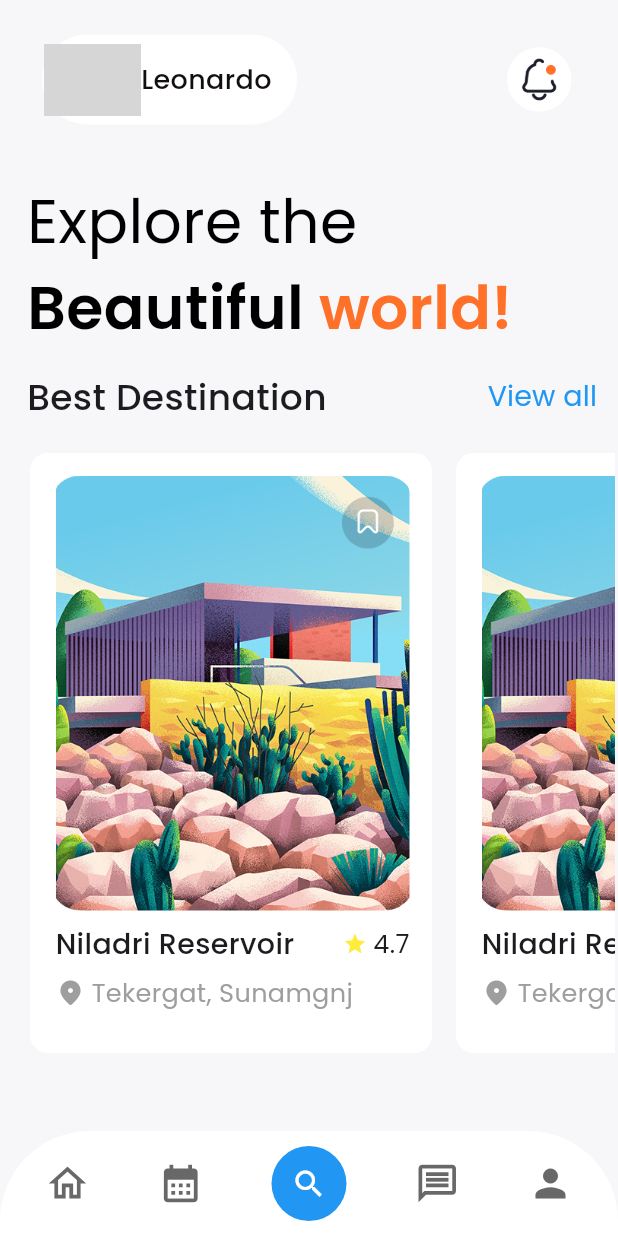
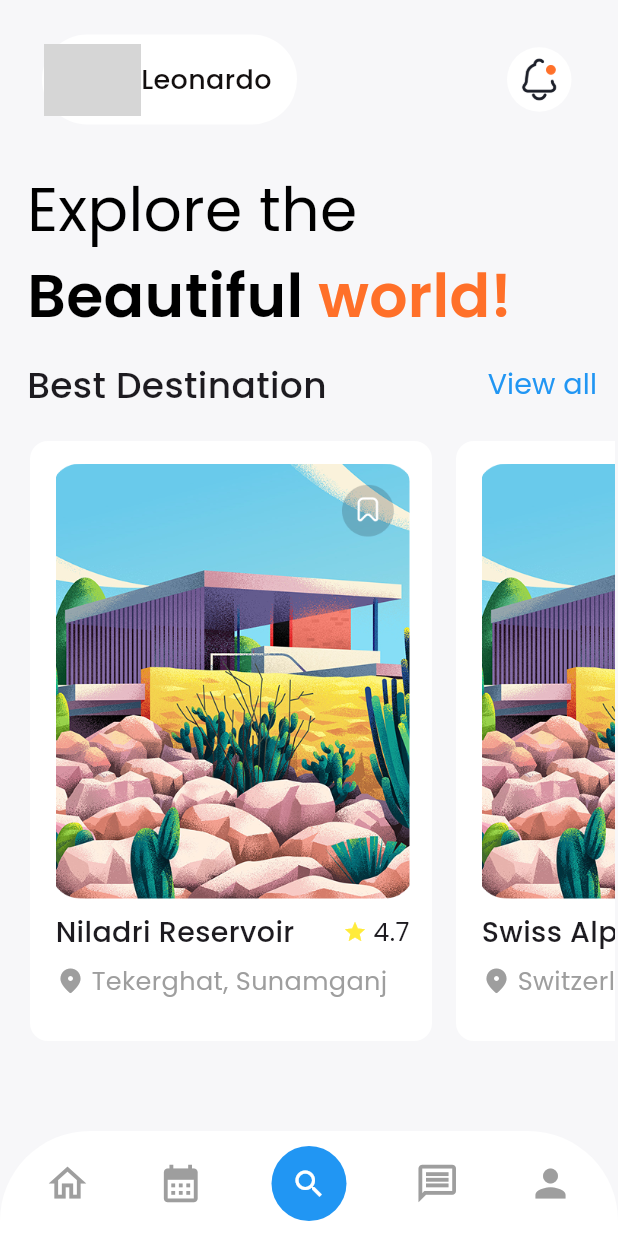
Before and after one commit to C2W-Flutter6/Apps_UI, a Flutter app: the screen it shows after launch, on a phone screen of 412 x 824 dp. Run offline on Flutter 3.47's test engine with Material 3 defaults, Android fonts, the phone set to English and light mode, and no system bars; our stand-ins replace google_fonts; grey boxes are pictures that could not be loaded.

Commit message:
Destination Card changes

```diff
--- a/travelapp_ui/lib/home_page.dart
+++ b/travelapp_ui/lib/home_page.dart
@@ -1,5 +1,7 @@
 import 'package:flutter/material.dart';
 import 'package:google_fonts/google_fonts.dart';
+import 'package:travelapp_ui/model/destinationCard_homePage.dart'; // ✅ Import Model
+import 'package:travelapp_ui/view/destination_card.dart'; // ✅ Import Widget
 
 class HomePage extends StatefulWidget {
   const HomePage({super.key});
@@ -9,6 +11,12 @@ class HomePage extends StatefulWidget {
 }
 
 class _HomePageState extends State<HomePage> {
+  final List<Destination> destinations = [
+    Destination(title: "Niladri Reservoir", location: "Tekerghat, Sunamganj"),
+    Destination(title: "Swiss Alps", location: "Switzerland"),
+    Destination(title: "Goa", location: "India"),
+  ];
+
   @override
   Widget build(BuildContext context) {
     return SafeArea(
@@ -18,13 +26,13 @@ class _HomePageState extends State<HomePage> {
           child: Column(
             crossAxisAlignment: CrossAxisAlignment.start,
             children: [
-              // Custom AppBar Row
+              // Profile & Notification Bar
               Padding(
                 padding: EdgeInsets.only(
                   left: 8,
                   right: 5,
                   top: 23,
-                  bottom: 14,
+                  bottom: 10,
                 ),
 
                 //Profile and bell icon
@@ -82,20 +90,18 @@ class _HomePageState extends State<HomePage> {
                 ),
               ),
 
-              // Body content (expands to take remaining space)
+              // Explore Section
               Padding(
                 padding: const EdgeInsets.only(
                   left: 18,
                   right: 2,
-                  top: 22,
+                  top: 18,
                   bottom: 24,
                 ),
-
                 child: Column(
                   crossAxisAlignment: CrossAxisAlignment.start,
                   children: [
                     Text.rich(
-                      //Explore the
                       TextSpan(
                         text: "Explore the \n",
                         style: GoogleFonts.poppins(
@@ -104,25 +110,19 @@ class _HomePageState extends State<HomePage> {
                           fontSize: 40,
                         ),
                         children: [
-                          //Beautiful
                           TextSpan(
                             text: "Beautiful ",
                             style: GoogleFonts.poppins(
                               fontWeight: FontWeight.w600,
                               color: Colors.black,
-                              letterSpacing: 0.3,
-
                               fontSize: 40,
                             ),
                           ),
-
-                          //World
                           TextSpan(
                             text: "world!",
                             style: GoogleFonts.poppins(
                               fontWeight: FontWeight.w600,
                               color: Color.fromRGBO(255, 112, 41, 1),
-
                               fontSize: 40,
                             ),
                           ),
@@ -130,7 +130,8 @@ class _HomePageState extends State<HomePage> {
                       ),
                     ),
                     SizedBox(height: 7),
-                    //BEST DESTINATION ROW
+
+                    // Best Destination Row
                     Row(
                       mainAxisAlignment: MainAxisAlignment.spaceBetween,
                       children: [
@@ -156,20 +157,19 @@ class _HomePageState extends State<HomePage> {
                     ),
 
                     SizedBox(height: 4),
-                    //LISTVIEW
+
+                    // Destination ListView
                     Container(
                       height: 420,
                       width: double.infinity,
-
                       child: ListView.builder(
-                        itemCount: 5,
+                        itemCount: destinations.length,
                         scrollDirection: Axis.horizontal,
-                        //reverse: true,
                         itemBuilder: (context, index) {
+                          final destination = destinations[index];
                           return Container(
                             height: 384,
                             width: 268,
-
                             decoration: BoxDecoration(
                               color: Colors.white,
                               borderRadius: BorderRadius.all(
@@ -183,7 +183,11 @@ class _HomePageState extends State<HomePage> {
                               top: 10,
                               bottom: 10,
                             ),
-                            child: DestinationCard(),
+                            child: DestinationCard(
+                              title: destination.title, // ✅ Pass correct data
+                              location:
+                                  destination.location, // ✅ Pass correct data
+                            ),
                           );
                         },
                       ),
@@ -194,6 +198,8 @@ class _HomePageState extends State<HomePage> {
             ],
           ),
         ),
+
+        // Bottom Navigation Bar
         bottomNavigationBar: Container(
           height: 70,
           decoration: BoxDecoration(
@@ -204,22 +210,9 @@ class _HomePageState extends State<HomePage> {
           child: Row(
             mainAxisAlignment: MainAxisAlignment.spaceBetween,
             children: [
-              GestureDetector(
-                child: Icon(
-                  Icons.home_outlined,
-                  size: 30,
-                  color: const Color.fromARGB(255, 105, 104, 104),
-                ),
-              ),
-              GestureDetector(
-                child: Icon(
-                  Icons.calendar_month,
-                  size: 30,
-                  color: const Color.fromARGB(255, 105, 104, 104),
-                ),
-              ),
-              GestureDetector(
-                child: Container(
+              Icon(Icons.home_outlined, size: 30, color: Colors.grey),
+              Icon(Icons.calendar_month, size: 30, color: Colors.grey),
+              Container(
                 width: 50,
                 height: 50,
                 decoration: BoxDecoration(
@@ -228,22 +221,8 @@ class _HomePageState extends State<HomePage> {
                 ),
                 child: Icon(Icons.search, color: Colors.white),
               ),
-              ),
-              GestureDetector(
-                child: Icon(
-                  Icons.message_outlined,
-                  size: 30,
-                  color: const Color.fromARGB(255, 105, 104, 104),
-                ),
-              ),
-              GestureDetector(
-                onTap: () {},
-                child: Icon(
-                  Icons.person,
-                  size: 30,
-                  color: const Color.fromARGB(255, 105, 104, 104),
-                ),
-              ),
+              Icon(Icons.message_outlined, size: 30, color: Colors.grey),
+              Icon(Icons.person, size: 30, color: Colors.grey),
             ],
           ),
         ),
@@ -251,66 +230,3 @@ class _HomePageState extends State<HomePage> {
     );
   }
 }
-
-class DestinationCard extends StatelessWidget {
-  @override
-  Widget build(BuildContext context) {
-    return Padding(
-      padding: const EdgeInsets.only(top: 8, bottom: 12, left: 10, right: 8),
-      child: Column(
-        crossAxisAlignment: CrossAxisAlignment.start,
-        children: [
-          ClipRRect(
-            borderRadius: BorderRadius.vertical(top: Radius.circular(12)),
-            child: Image.asset(
-              'assets/hp_destination_img.png',
-              width: 240,
-              height: 290, // Set a height to avoid layout issues
-              fit: BoxFit.cover,
-            ),
-          ),
-          SizedBox(height: 9),
-          Column(
-            children: [
-              Row(
-                children: [
-                  Expanded(
-                    child: Text(
-                      'Niladri Reservoir',
-                      style: GoogleFonts.poppins(
-                        fontSize: 19,
-                        fontWeight: FontWeight.w500,
-                      ),
-                    ),
-                  ),
-                  Icon(Icons.star, size: 16, color: Colors.yellow),
-                  SizedBox(width: 4),
-                  Text(
-                    '4.7',
-                    style: GoogleFonts.poppins(
-                      fontSize: 17,
-                      fontWeight: FontWeight.w400,
-                    ),
-                  ),
-                ],
-              ),
-            ],
-          ),
-          SizedBox(height: 7), // Adds spacing
-          Row(
-            children: [
-              Icon(Icons.location_on_rounded, size: 20, color: Colors.grey),
-              SizedBox(width: 4),
-              Expanded(
-                child: Text(
-                  'Tekergat, Sunamgnj',
-                  style: GoogleFonts.poppins(color: Colors.grey, fontSize: 17),
-                ),
-              ),
-            ],
-          ),
-        ],
-      ),
-    );
-  }
-}
--- /dev/null
+++ b/travelapp_ui/lib/model/destinationCard_homePage.dart
@@ -0,0 +1,6 @@
+class Destination {
+  final String title;
+  final String location;
+
+  Destination({required this.title, required this.location});
+}
--- /dev/null
+++ b/travelapp_ui/lib/view/destination_card.dart
@@ -0,0 +1,70 @@
+import 'package:flutter/material.dart';
+import 'package:google_fonts/google_fonts.dart';
+
+class DestinationCard extends StatelessWidget {
+  final String title;
+  final String location;
+
+  const DestinationCard({
+    super.key,
+    required this.title,
+    required this.location,
+  });
+
+  @override
+  Widget build(BuildContext context) {
+    return Padding(
+      padding: const EdgeInsets.only(top: 8, bottom: 12, left: 10, right: 8),
+      child: Column(
+        crossAxisAlignment: CrossAxisAlignment.start,
+        children: [
+          ClipRRect(
+            borderRadius: BorderRadius.vertical(top: Radius.circular(12)),
+            child: Image.asset(
+              'assets/hp_destination_img.png',
+              width: 240,
+              height: 290,
+              fit: BoxFit.cover,
+            ),
+          ),
+          SizedBox(height: 9),
+          Row(
+            children: [
+              Expanded(
+                child: Text(
+                  title, // ✅ Uses instance variable
+                  style: GoogleFonts.poppins(
+                    fontSize: 19,
+                    fontWeight: FontWeight.w500,
+                  ),
+                ),
+              ),
+              Icon(Icons.star, size: 16, color: Colors.yellow),
+              SizedBox(width: 4),
+              Text(
+                '4.7',
+                style: GoogleFonts.poppins(
+                  fontSize: 17,
+                  fontWeight: FontWeight.w400,
+                ),
+              ),
+            ],
+          ),
+          SizedBox(height: 7),
+          Row(
+            children: [
+              Icon(Icons.location_on_rounded, size: 20, color: Colors.grey),
+              SizedBox(width: 4),
+              Expanded(
+                child: Text(
+                  location, // ✅ Uses instance variable
+                  style: GoogleFonts.poppins(color: Colors.grey, fontSize: 17),
+                ),
+              ),
+            ],
+          ),
+        ],
+      ),
+    );
+  }
+}
```
Lines whose indentation alone changed are shown as unchanged.
